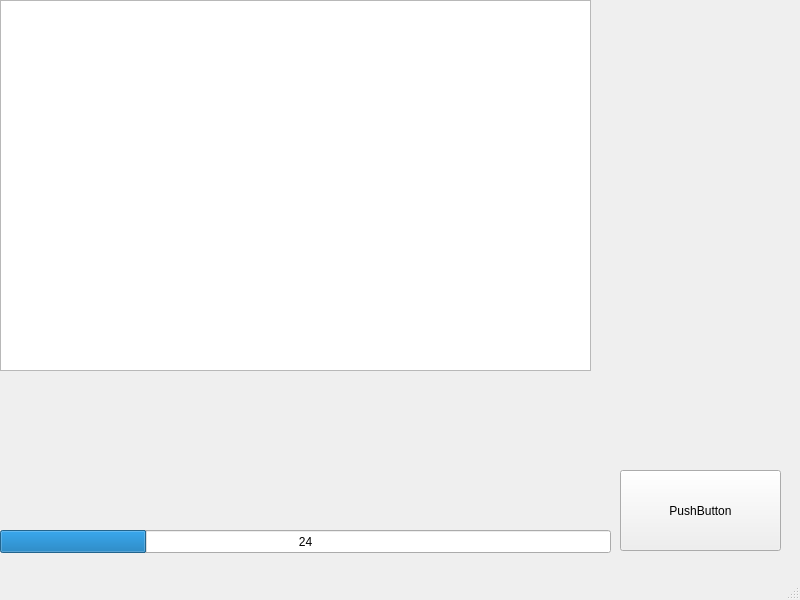
Before: the Qt Designer form gui.ui in krismaz/BrewLinker, drawn with Qt 5.
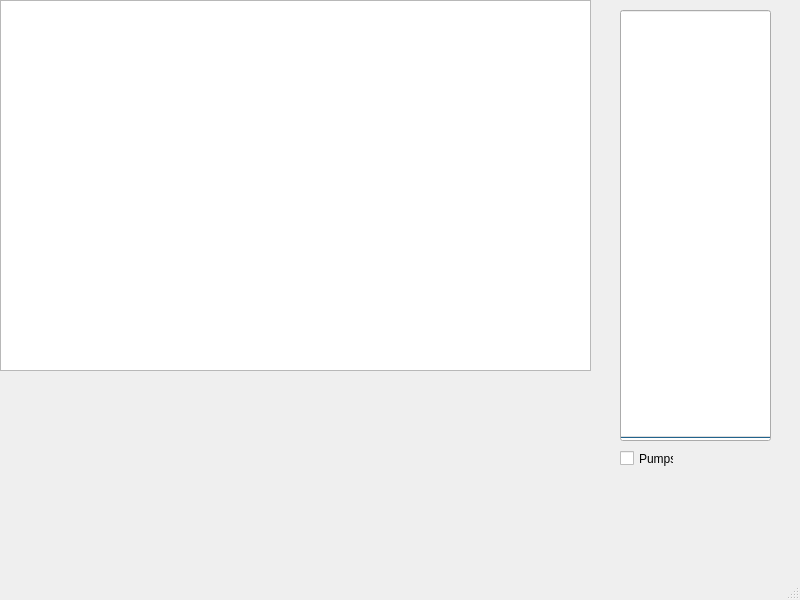
After: the same form once the commit is applied.

```diff
--- a/gui.ui
+++ b/gui.ui
@@ -14,30 +14,29 @@
    <string>MainWindow</string>
   </property>
   <widget class="QWidget" name="centralwidget">
-   <widget class="QPushButton" name="pushButton">
-    <property name="geometry">
-     <rect>
-      <x>620</x>
-      <y>470</y>
-      <width>161</width>
-      <height>81</height>
-     </rect>
-    </property>
-    <property name="text">
-     <string>PushButton</string>
-    </property>
-   </widget>
    <widget class="QProgressBar" name="progressBar">
     <property name="geometry">
      <rect>
-      <x>0</x>
-      <y>530</y>
-      <width>611</width>
-      <height>23</height>
+      <x>620</x>
+      <y>10</y>
+      <width>151</width>
+      <height>431</height>
      </rect>
     </property>
     <property name="value">
-     <number>24</number>
+     <number>0</number>
+    </property>
+    <property name="textVisible">
+     <bool>true</bool>
+    </property>
+    <property name="orientation">
+     <enum>Qt::Vertical</enum>
+    </property>
+    <property name="invertedAppearance">
+     <bool>false</bool>
+    </property>
+    <property name="textDirection">
+     <enum>QProgressBar::TopToBottom</enum>
     </property>
     <property name="format">
      <string>%p</string>
@@ -53,6 +52,22 @@
      </rect>
     </property>
    </widget>
+   <widget class="QCheckBox" name="checkBox">
+    <property name="enabled">
+     <bool>true</bool>
+    </property>
+    <property name="geometry">
+     <rect>
+      <x>620</x>
+      <y>450</y>
+      <width>54</width>
+      <height>17</height>
+     </rect>
+    </property>
+    <property name="text">
+     <string>Pumps</string>
+    </property>
+   </widget>
   </widget>
   <widget class="QMenuBar" name="menubar">
    <property name="geometry">
```
